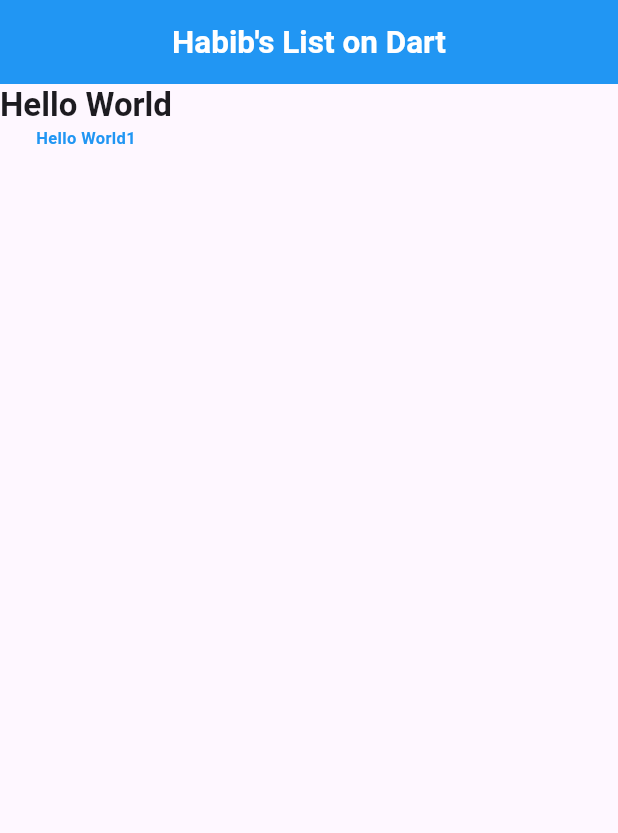
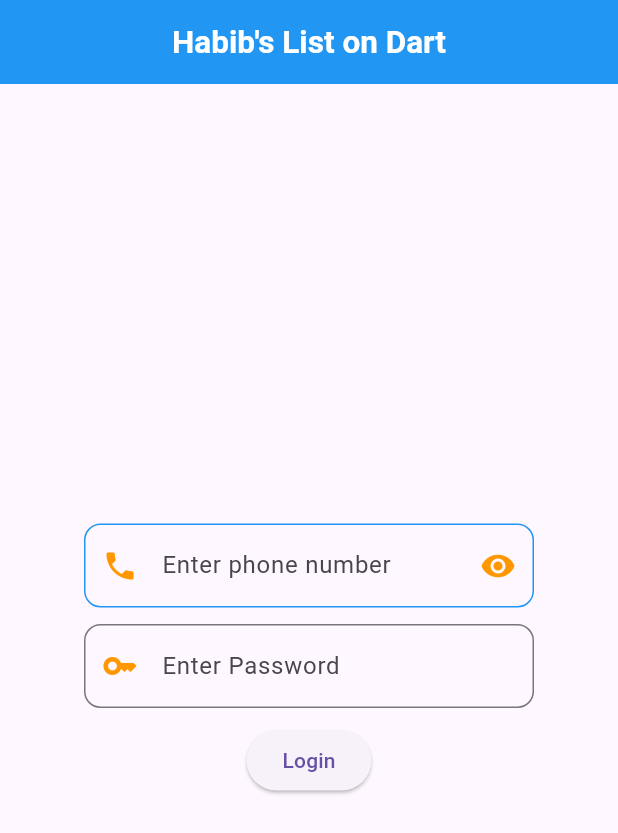
Before and after one commit to rahmanhabib0005/Flutter_App, a Flutter app: the screen it shows after launch, on a phone screen of 412 x 824 dp. Shown: the top 833 px of the screen. Run offline on Flutter 3.47's test engine with Material 3 defaults, Android fonts, the phone set to English and light mode, and no system bars.

Commit message:
Input Field and Cards Uses

```diff
--- a/lib/main.dart
+++ b/lib/main.dart
@@ -20,7 +20,7 @@ class MyApp extends StatelessWidget {
               titleSmall: TextStyle(fontSize: 11, fontWeight: FontWeight.w500),
             )),
         debugShowCheckedModeBanner: false,
-        home: const DashBoardScreen());
+        home: DashBoardScreen());
   }
 }
 
@@ -48,7 +48,10 @@ class MyApp extends StatelessWidget {
 // }
 
 class DashBoardScreen extends StatelessWidget {
-  const DashBoardScreen({super.key});
+  // const DashBoardScreen({super.key});
+
+  var emailText = TextEditingController();
+  var password = TextEditingController();
 
   @override
   Widget build(BuildContext context) {
@@ -108,24 +111,111 @@ class DashBoardScreen extends StatelessWidget {
       //     maxRadius: 50,
       //   ),
       // ),
-        body: Column(
+      // body: Column(
+      //   children: [
+      //     Text(
+      //       "Hello World",
+      //       style: Theme.of(context)
+      //           .textTheme
+      //           .titleLarge!
+      //           .copyWith(fontSize: 22),
+      //       // style: TextStyle(fontFamily: 'FontMain', fontSize: 25),
+      //     ),
+      //     Text(
+      //       "Hello World1",
+      //       style: myTextStyle(
+      //           fontWeight: FontWeight.bold, textcolors: Colors.blue),
+      //       // style: Theme.of(context).textTheme.titleSmall,
+      //       // style: TextStyle(fontFamily: 'FontMain', fontSize: 25),
+      //     ),
+      //   ],
+      // )
+
+      // body: Card(
+      //   shadowColor: Colors.blue,
+      //   elevation: 5,
+      //   child: Padding(
+      //     padding: EdgeInsets.all(8.0),
+      //     child: Text(
+      //       'Hello World!',
+      //       style: TextStyle(fontSize: 21),
+      //     ),
+      //   ),
+      // )
+
+      body: Center(
+        child: Container(
+          width: 300,
+          child: Column(
+            mainAxisAlignment: MainAxisAlignment.center,
             children: [
-            Text(
-              "Hello World",
-              style: Theme.of(context)
-                  .textTheme
-                  .titleLarge!
-                  .copyWith(fontSize: 22),
-              // style: TextStyle(fontFamily: 'FontMain', fontSize: 25),
+              TextField(
+                // enabled: false,
+                keyboardType: TextInputType.emailAddress,
+                controller: emailText,
+                decoration: InputDecoration(
+                  hintText: "Enter phone number",
+                  focusedBorder: OutlineInputBorder(
+                    borderRadius: BorderRadius.circular(11),
+                    borderSide: BorderSide(color: Colors.deepOrange, width: 1),
                   ),
-            Text(
-              "Hello World1",
-              style: myTextStyle(
-                  fontWeight: FontWeight.bold, textcolors: Colors.blue),
-              // style: Theme.of(context).textTheme.titleSmall,
-              // style: TextStyle(fontFamily: 'FontMain', fontSize: 25),
+                  enabledBorder: OutlineInputBorder(
+                    borderRadius: BorderRadius.circular(11),
+                    borderSide: BorderSide(color: Colors.blue),
+                  ),
+                  disabledBorder: OutlineInputBorder(
+                    borderRadius: BorderRadius.circular(11),
+                    borderSide: BorderSide(color: Colors.grey),
+                  ),
+                  // suffixText: "Username exist",
+                  suffixIcon: IconButton(
+                    onPressed: () {},
+                    icon: Icon(
+                      Icons.remove_red_eye,
+                      color: Colors.orange,
+                    ),
+                  ),
+                  prefixIcon: Icon(
+                    Icons.phone,
+                    color: Colors.orange,
+                  ),
+                ),
+              ),
+              Container(
+                height: 11,
+              ),
+              TextField(
+                controller: password,
+                obscureText: true,
+                obscuringCharacter: '*',
+                decoration: InputDecoration(
+                  hintText: 'Enter Password',
+                  border: OutlineInputBorder(
+                      borderRadius: BorderRadius.circular(11),
+                      borderSide: BorderSide(color: Colors.deepOrange)),
+                  prefixIcon: Icon(
+                    Icons.key,
+                    color: Colors.orange,
+                  ),
+                ),
+              ),
+              Container(
+                height: 11,
+              ),
+              ElevatedButton(
+                onPressed: () {
+                  String uname = emailText.text.toString();
+                  String upass = password.text;
+
+                  print("Email: $uname, Password: $upass");
+                },
+                child: Text('Login'),
+                // style: ButtonStyle(backgroundColor: Colors.blue),
               ),
             ],
-        ));
+          ),
+        ),
+      ),
+    );
   }
 }
```
Lines whose indentation alone changed are shown as unchanged.
